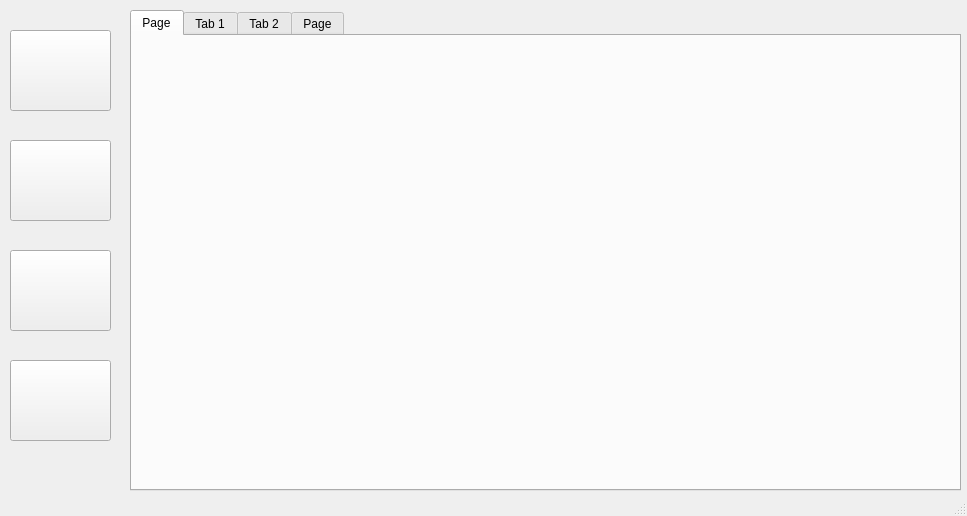
The window that main.ui (paraleipsis/LoadEmUp) describes before a commit, drawn with Qt 5.
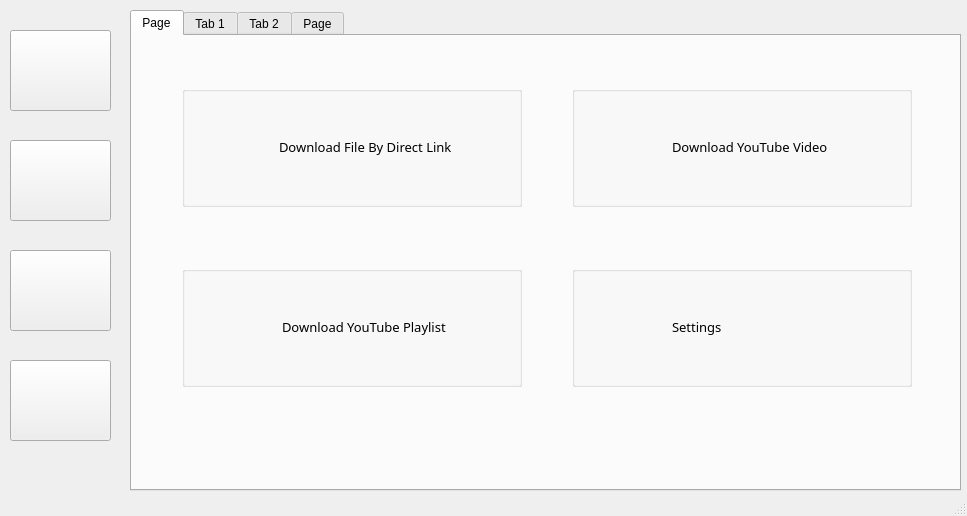
The same window after the commit. The open tabs and pages were chosen to show the change. Icons and pictures are not drawn.

Commit message: add grid in home tab, refactor methods for tabs buttons

What changed in the file:
```diff
--- a/main.ui
+++ b/main.ui
@@ -30,6 +30,230 @@
      <attribute name="title">
       <string>Page</string>
      </attribute>
+     <widget class="QGroupBox" name="groupBox">
+      <property name="geometry">
+       <rect>
+        <x>50</x>
+        <y>50</y>
+        <width>340</width>
+        <height>121</height>
+       </rect>
+      </property>
+      <property name="title">
+       <string/>
+      </property>
+      <widget class="QLabel" name="label_8">
+       <property name="geometry">
+        <rect>
+         <x>97</x>
+         <y>30</y>
+         <width>230</width>
+         <height>61</height>
+        </rect>
+       </property>
+       <property name="font">
+        <font>
+         <family>CaskaydiaCove Nerd Font Mono</family>
+         <pointsize>10</pointsize>
+        </font>
+       </property>
+       <property name="text">
+        <string>Download File By Direct Link</string>
+       </property>
+      </widget>
+      <widget class="QLabel" name="label_9">
+       <property name="geometry">
+        <rect>
+         <x>17</x>
+         <y>30</y>
+         <width>61</width>
+         <height>61</height>
+        </rect>
+       </property>
+       <property name="font">
+        <font>
+         <family>CaskaydiaCove Nerd Font Mono</family>
+        </font>
+       </property>
+       <property name="text">
+        <string/>
+       </property>
+       <property name="pixmap">
+        <pixmap resource="pic.qrc">:/icons/download_icon.png</pixmap>
+       </property>
+       <property name="scaledContents">
+        <bool>true</bool>
+       </property>
+      </widget>
+     </widget>
+     <widget class="QGroupBox" name="groupBox_2">
+      <property name="geometry">
+       <rect>
+        <x>440</x>
+        <y>50</y>
+        <width>340</width>
+        <height>121</height>
+       </rect>
+      </property>
+      <property name="title">
+       <string/>
+      </property>
+      <widget class="QLabel" name="label_11">
+       <property name="geometry">
+        <rect>
+         <x>20</x>
+         <y>30</y>
+         <width>61</width>
+         <height>61</height>
+        </rect>
+       </property>
+       <property name="font">
+        <font>
+         <family>CaskaydiaCove Nerd Font Mono</family>
+        </font>
+       </property>
+       <property name="text">
+        <string/>
+       </property>
+       <property name="pixmap">
+        <pixmap resource="pic.qrc">:/icons/yt_icon.png</pixmap>
+       </property>
+       <property name="scaledContents">
+        <bool>true</bool>
+       </property>
+      </widget>
+      <widget class="QLabel" name="label_10">
+       <property name="geometry">
+        <rect>
+         <x>100</x>
+         <y>30</y>
+         <width>230</width>
+         <height>61</height>
+        </rect>
+       </property>
+       <property name="font">
+        <font>
+         <family>CaskaydiaCove Nerd Font Mono</family>
+         <pointsize>10</pointsize>
+        </font>
+       </property>
+       <property name="text">
+        <string>Download YouTube Video</string>
+       </property>
+      </widget>
+     </widget>
+     <widget class="QGroupBox" name="groupBox_3">
+      <property name="geometry">
+       <rect>
+        <x>440</x>
+        <y>230</y>
+        <width>340</width>
+        <height>121</height>
+       </rect>
+      </property>
+      <property name="title">
+       <string/>
+      </property>
+     </widget>
+     <widget class="QGroupBox" name="groupBox_4">
+      <property name="geometry">
+       <rect>
+        <x>50</x>
+        <y>230</y>
+        <width>340</width>
+        <height>121</height>
+       </rect>
+      </property>
+      <property name="title">
+       <string/>
+      </property>
+     </widget>
+     <widget class="QLabel" name="label_12">
+      <property name="geometry">
+       <rect>
+        <x>150</x>
+        <y>260</y>
+        <width>230</width>
+        <height>61</height>
+       </rect>
+      </property>
+      <property name="font">
+       <font>
+        <family>CaskaydiaCove Nerd Font Mono</family>
+        <pointsize>10</pointsize>
+       </font>
+      </property>
+      <property name="text">
+       <string>Download YouTube Playlist</string>
+      </property>
+     </widget>
+     <widget class="QLabel" name="label_13">
+      <property name="geometry">
+       <rect>
+        <x>70</x>
+        <y>260</y>
+        <width>61</width>
+        <height>61</height>
+       </rect>
+      </property>
+      <property name="font">
+       <font>
+        <family>CaskaydiaCove Nerd Font Mono</family>
+       </font>
+      </property>
+      <property name="text">
+       <string/>
+      </property>
+      <property name="pixmap">
+       <pixmap resource="pic.qrc">:/icons/yt_playlist_icon.png</pixmap>
+      </property>
+      <property name="scaledContents">
+       <bool>true</bool>
+      </property>
+     </widget>
+     <widget class="QLabel" name="label_14">
+      <property name="geometry">
+       <rect>
+        <x>540</x>
+        <y>260</y>
+        <width>230</width>
+        <height>61</height>
+       </rect>
+      </property>
+      <property name="font">
+       <font>
+        <family>CaskaydiaCove Nerd Font Mono</family>
+        <pointsize>10</pointsize>
+       </font>
+      </property>
+      <property name="text">
+       <string>Settings</string>
+      </property>
+     </widget>
+     <widget class="QLabel" name="label_15">
+      <property name="geometry">
+       <rect>
+        <x>460</x>
+        <y>260</y>
+        <width>61</width>
+        <height>61</height>
+       </rect>
+      </property>
+      <property name="font">
+       <font>
+        <family>CaskaydiaCove Nerd Font Mono</family>
+       </font>
+      </property>
+      <property name="text">
+       <string/>
+      </property>
+      <property name="pixmap">
+       <pixmap resource="pic.qrc">:/icons/settings_icon.png</pixmap>
+      </property>
+      <property name="scaledContents">
+       <bool>true</bool>
+      </property>
+     </widget>
     </widget>
     <widget class="QWidget" name="tab">
      <attribute name="title">
```
Left out of the diff: 160 changed lines with no effect on the pictures. The commit also changes 5 other files.
